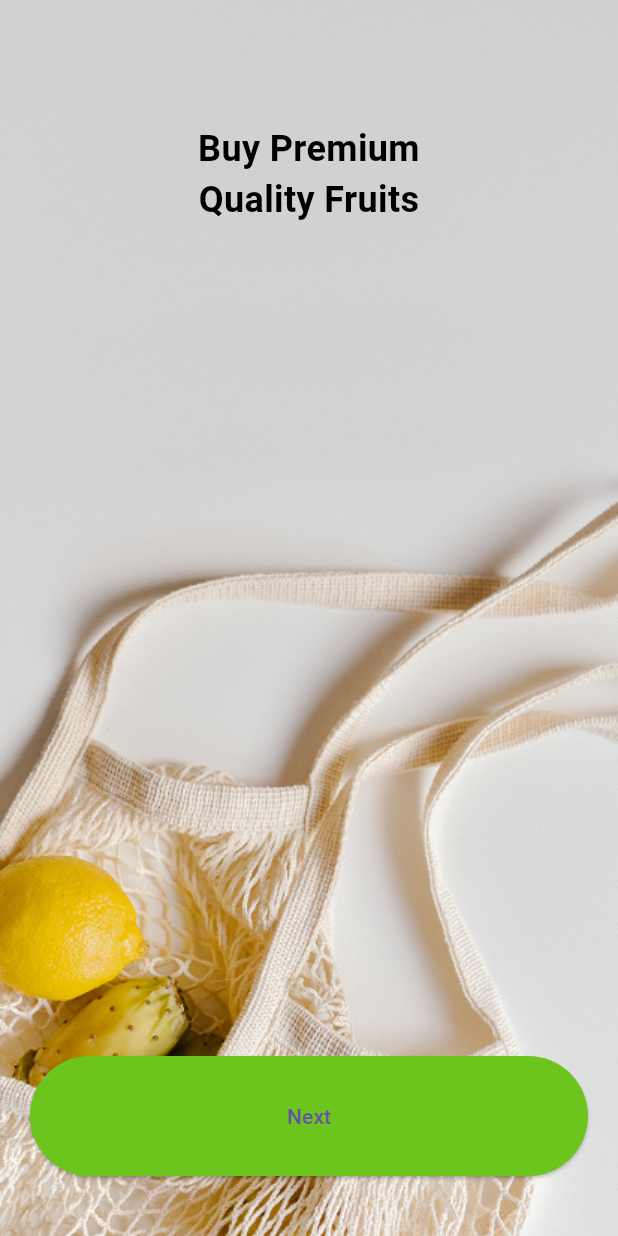
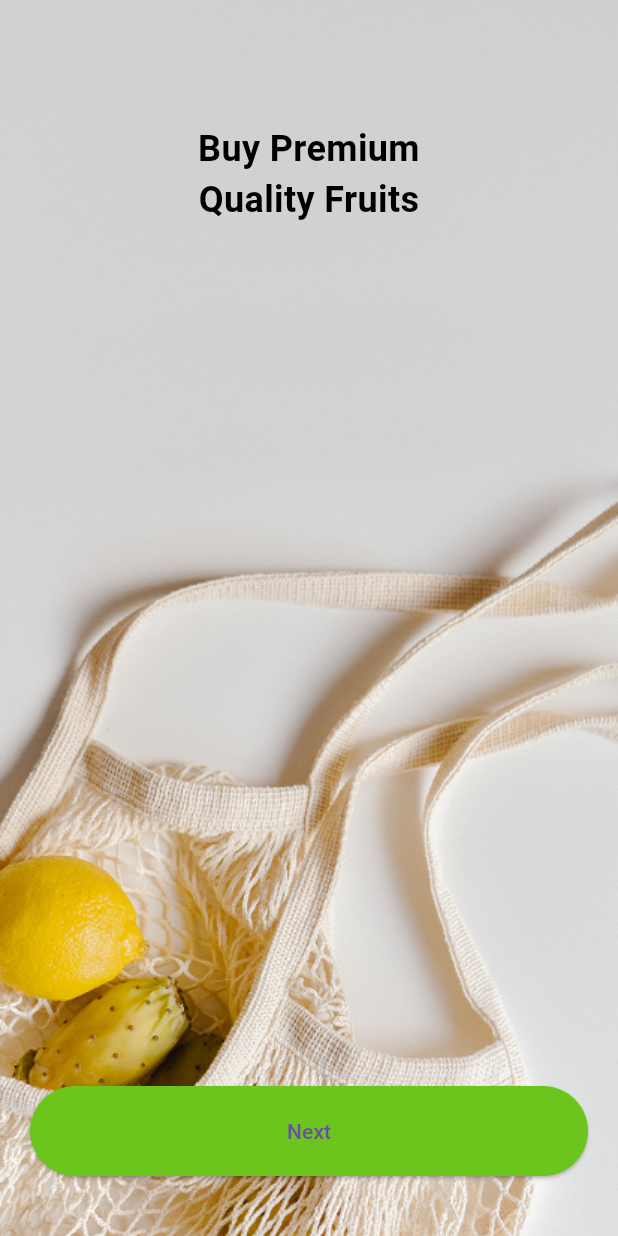
Before and after one commit to SherazArshad001/Grocery_App_Flutter, a Flutter app: the screen it shows after launch, on a phone screen of 412 x 824 dp. Run offline on Flutter 3.47's test engine with Material 3 defaults, Android fonts, the phone set to English and light mode, and no system bars; our stand-ins replace get.

Commit message:
OnBoarding Code Updated

```diff
--- a/lib/views/onboarding.dart
+++ b/lib/views/onboarding.dart
@@ -95,9 +95,7 @@ class OnboardingScreen extends StatelessWidget {
                 onPressed: controller.nextPage,
                 style: ElevatedButton.styleFrom(
                   backgroundColor: AppColors.primaryColor,
-                  padding: const EdgeInsets.symmetric(
-                    vertical: 30,
-                  ),
+                  padding: const EdgeInsets.symmetric(vertical: 20),
                 ),
                 child: Text(
                   controller.currentPage.value == 2
```
